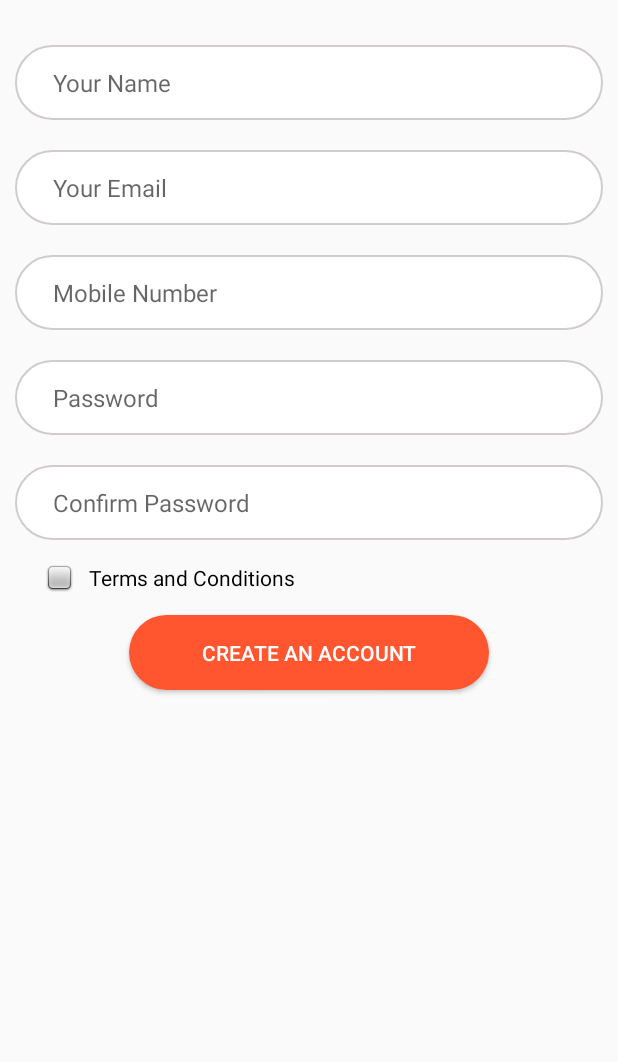
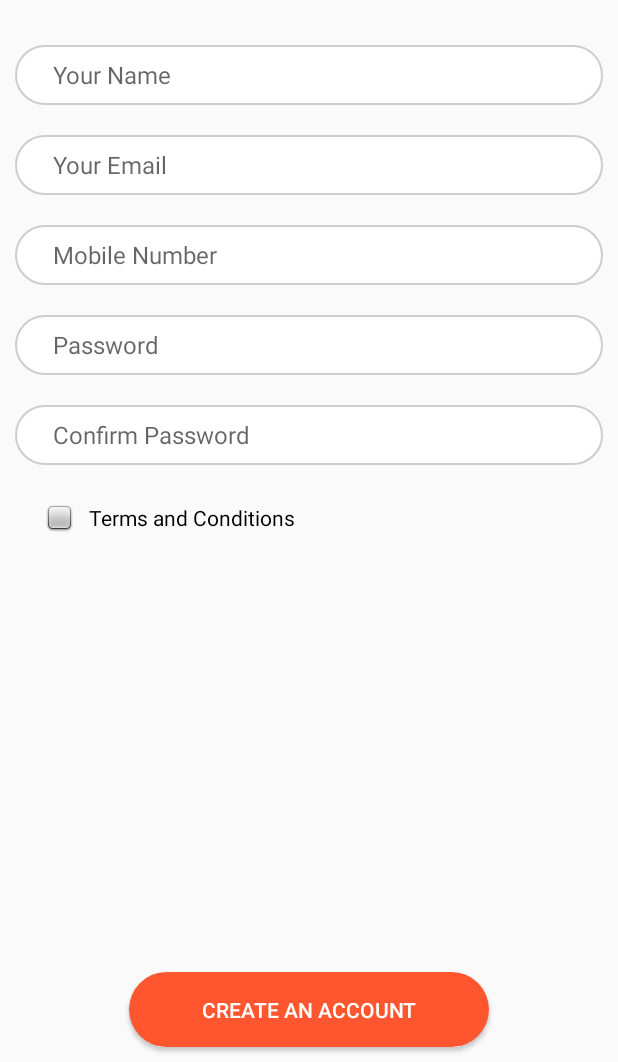
Before and after one commit to prakashkumar001/steats, an Android app: the SignUp screen opened directly, with no data from a screen before it, on a phone screen of 412 x 824 dp, the part 174-1236 px from its top. Run offline under Robolectric (Android 15) with nearby library versions, the phone set to English and light mode, and no system bars; our stand-ins replace CircleImageView.

Commit message:
responsive

```diff
--- a/app/src/main/AndroidManifest.xml
+++ b/app/src/main/AndroidManifest.xml
@@ -9,7 +9,7 @@
         android:roundIcon="@mipmap/logo"
         android:supportsRtl="true"
         android:theme="@style/AppTheme.NoActionBar">
-        <activity android:name=".activities.HotelDetail">
+        <activity android:name=".intro.IntroSlider">
             <intent-filter>
                 <action android:name="android.intent.action.MAIN" />
 
@@ -17,7 +17,7 @@
             </intent-filter>
         </activity>
 
-        <activity android:name=".activities.MainActivity"
+        <activity android:name=".activities.HotelDetail"
             android:theme="@style/AppTheme.NoActionBar"
             />
         <activity android:name=".registration.SignUp"
--- a/app/src/main/res/layout/signup.xml
+++ b/app/src/main/res/layout/signup.xml
@@ -2,6 +2,13 @@
 <LinearLayout xmlns:android="http://schemas.android.com/apk/res/android"
     android:orientation="vertical" android:layout_width="match_parent"
     android:layout_height="match_parent">
+
+
+    <LinearLayout
+        android:layout_width="match_parent"
+        android:layout_height="0dp"
+        android:orientation="vertical"
+        android:layout_weight="3">
 
 
     <LinearLayout
@@ -32,7 +39,7 @@
     <EditText
         android:id="@+id/name"
         android:layout_width="match_parent"
-        android:layout_height="50dp"
+        android:layout_height="40dp"
         android:hint="Your Name"
         android:paddingLeft="25dp"
         android:layout_margin="10dp"
@@ -44,7 +51,7 @@
     <EditText
         android:id="@+id/email"
         android:layout_width="match_parent"
-        android:layout_height="50dp"
+        android:layout_height="40dp"
         android:hint="Your Email"
         android:paddingLeft="25dp"
         android:textSize="16dp"
@@ -57,7 +64,7 @@
         android:id="@+id/mobile"
 
         android:layout_width="match_parent"
-        android:layout_height="50dp"
+        android:layout_height="40dp"
         android:hint="Mobile Number"
         android:paddingLeft="25dp"
         android:textSize="16dp"
@@ -71,7 +78,7 @@
         android:id="@+id/password"
 
         android:layout_width="match_parent"
-        android:layout_height="50dp"
+        android:layout_height="40dp"
         android:hint="Password"
         android:paddingLeft="25dp"
         android:textSize="16dp"
@@ -86,7 +93,7 @@
         android:id="@+id/c_password"
 
         android:layout_width="match_parent"
-        android:layout_height="50dp"
+        android:layout_height="40dp"
         android:hint="Confirm Password"
         android:paddingLeft="25dp"
         android:textSize="16dp"
@@ -98,7 +105,9 @@
 
     <LinearLayout
         android:layout_width="match_parent"
-        android:layout_height="wrap_content">
+        android:layout_height="wrap_content"
+        android:layout_marginTop="10dp"
+        >
 
         <CheckBox
             android:id="@+id/accept"
@@ -115,7 +124,7 @@
 
     </LinearLayout>
 
-
+    </LinearLayout>
     <Button
         android:id="@+id/submit"
         android:layout_width="wrap_content"
```
Also changed, not shown: app/src/main/res/layout/login.xml (+6 -3 lines).
